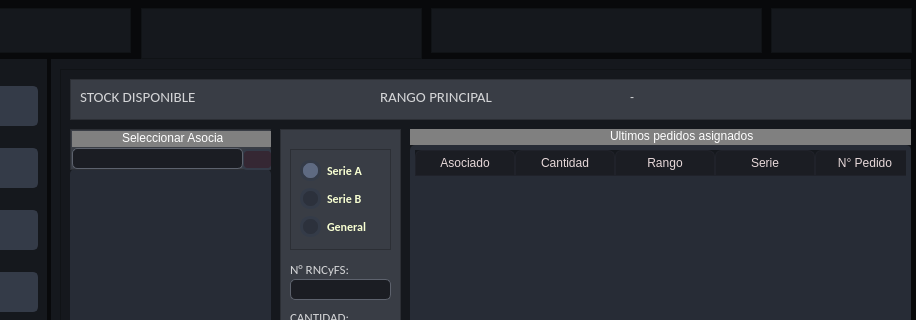
Qt form main.ui (zenfranco/gestion_rotulos_psql) before a commit; both pictures show x 159 to 1075 and y 0 to 320 of the 1075 by 837 pixel window.
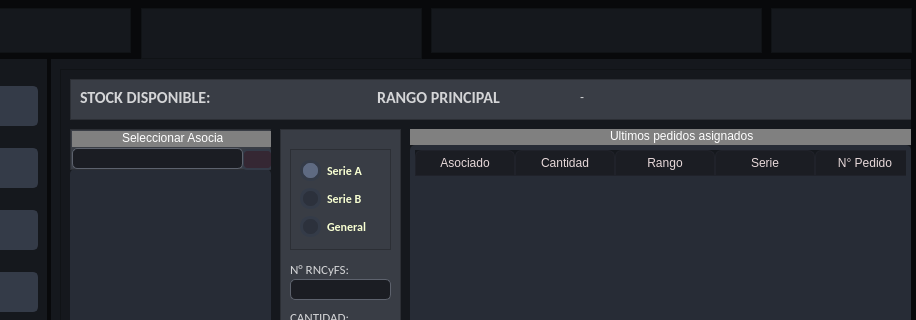
The same form after that commit. The open tabs and pages were chosen to show the change. Icons and pictures are not drawn.

Diff of the .ui file:
```diff
--- a/main.ui
+++ b/main.ui
@@ -4285,7 +4285,7 @@
         <widget class="QLabel" name="signal_final">
          <property name="geometry">
           <rect>
-           <x>580</x>
+           <x>526</x>
            <y>10</y>
            <width>121</width>
            <height>16</height>
@@ -4294,11 +4294,14 @@
          <property name="font">
           <font>
            <family>Calibri</family>
-           <pointsize>14</pointsize>
+           <pointsize>12</pointsize>
            <weight>75</weight>
            <bold>true</bold>
           </font>
          </property>
+         <property name="styleSheet">
+          <string notr="true">color:#49b0aa;</string>
+         </property>
          <property name="text">
           <string/>
          </property>
@@ -4306,7 +4309,7 @@
         <widget class="QLabel" name="label_5">
          <property name="geometry">
           <rect>
-           <x>310</x>
+           <x>307</x>
            <y>10</y>
            <width>140</width>
            <height>16</height>
@@ -4315,7 +4318,9 @@
          <property name="font">
           <font>
            <family>Calibri</family>
-           <pointsize>11</pointsize>
+           <pointsize>12</pointsize>
+           <weight>75</weight>
+           <bold>true</bold>
           </font>
          </property>
          <property name="text">
@@ -4346,20 +4351,23 @@
         <widget class="QLabel" name="signal_inicial">
          <property name="geometry">
           <rect>
-           <x>460</x>
+           <x>440</x>
            <y>10</y>
-           <width>121</width>
+           <width>81</width>
            <height>16</height>
           </rect>
          </property>
          <property name="font">
           <font>
            <family>Calibri</family>
-           <pointsize>14</pointsize>
+           <pointsize>12</pointsize>
            <weight>75</weight>
            <bold>true</bold>
           </font>
          </property>
+         <property name="styleSheet">
+          <string notr="true">color:#49b0aa;</string>
+         </property>
          <property name="text">
           <string/>
          </property>
@@ -4367,7 +4375,7 @@
         <widget class="QLabel" name="signal_inicial_2">
          <property name="geometry">
           <rect>
-           <x>560</x>
+           <x>510</x>
            <y>10</y>
            <width>16</width>
            <height>16</height>
@@ -4389,11 +4397,13 @@
          <property name="font">
           <font>
            <family>Calibri</family>
-           <pointsize>11</pointsize>
+           <pointsize>12</pointsize>
+           <weight>75</weight>
+           <bold>true</bold>
           </font>
          </property>
          <property name="text">
-          <string>STOCK DISPONIBLE</string>
+          <string>STOCK DISPONIBLE:</string>
          </property>
         </widget>
        </widget>
```
Left out of the diff: 12 changed lines with no effect on the pictures.
